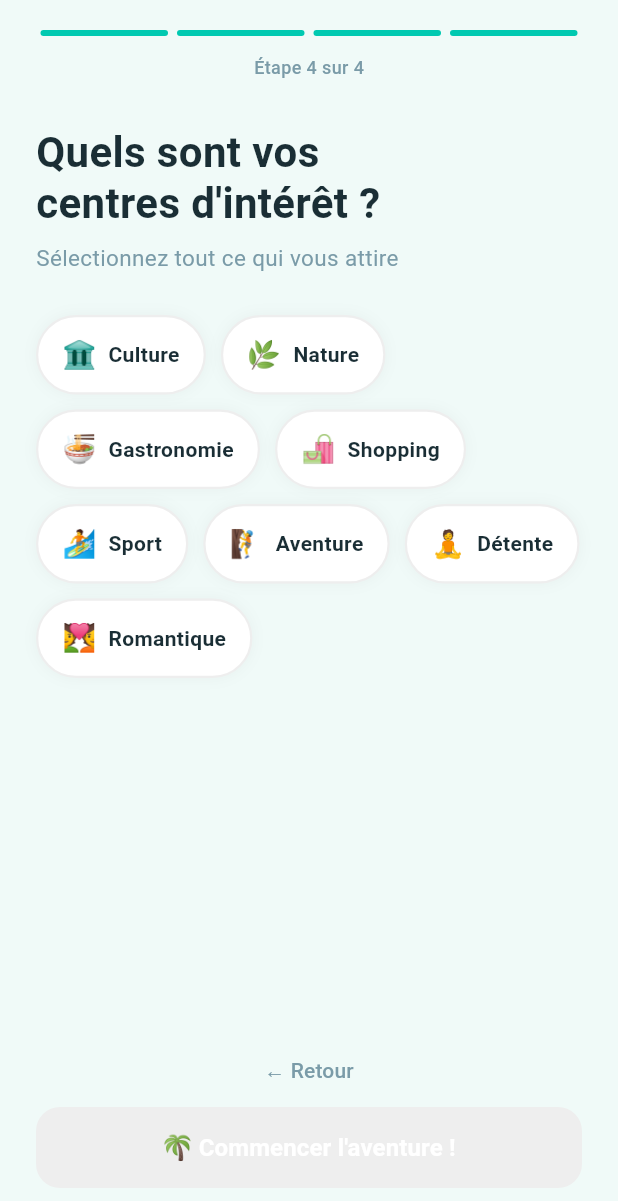
After one commit to Lylouuu/-voyage_app, a Flutter app: the OnboardingScreen screen opened directly, swiped to page 4, on a phone screen of 412 x 824 dp. The commit adds this screen. Shown: the top 1201 px of the screen. Run offline on Flutter 3.47's test engine with Material 3 defaults, Android fonts, the phone set to English and light mode, and no system bars; our stand-ins replace cached_network_image, flutter_dotenv, supabase_flutter; accounts and stored records are empty; Roboto replaces fonts that are missing (Poppins).

Commit message:
feat: onboarding preferences utilisateur avec Supabase

```diff
--- a/lib/core/theme/app_theme.dart
+++ b/lib/core/theme/app_theme.dart
@@ -7,6 +7,7 @@ class AppTheme {
   static const Color background = Color(0xFFF0FAF8);
   static const Color dark = Color(0xFF1A2E35);
   static const Color muted = Color(0xFF7A9BA8);
+  static const Color coral = Color(0xFFFF7F6B);
 
   static ThemeData get theme => ThemeData(
     useMaterial3: true,
--- /dev/null
+++ b/lib/features/onboarding/screens/onboarding_screen.dart
@@ -0,0 +1,502 @@
+import 'package:flutter/material.dart';
+import 'package:supabase_flutter/supabase_flutter.dart';
+import 'package:voyage_app/core/theme/app_theme.dart';
+import 'package:voyage_app/features/home/screens/home_screen.dart';
+
+class OnboardingScreen extends StatefulWidget {
+  const OnboardingScreen({super.key});
+
+  @override
+  State<OnboardingScreen> createState() => _OnboardingScreenState();
+}
+
+class _OnboardingScreenState extends State<OnboardingScreen> {
+  final _supabase = Supabase.instance.client;
+  final _pageController = PageController();
+
+  int _currentPage = 0;
+  bool _loading = false;
+
+  // Préférences sélectionnées
+  String _budget = '';
+  String _typeVoyage = '';
+  String _dureeSejour = '';
+  final List<String> _centresInteret = [];
+
+  final _budgets = [
+    {'label': 'Économique', 'emoji': '🪙', 'sub': 'Moins de 800€'},
+    {'label': 'Moyen', 'emoji': '💳', 'sub': '800€ - 2000€'},
+    {'label': 'Élevé', 'emoji': '💎', 'sub': 'Plus de 2000€'},
+  ];
+
+  final _types = [
+    {'label': 'Solo', 'emoji': '🧳'},
+    {'label': 'Couple', 'emoji': '💑'},
+    {'label': 'Famille', 'emoji': '👨‍👩‍👧'},
+    {'label': 'Groupe', 'emoji': '👥'},
+  ];
+
+  final _durees = [
+    {'label': 'Court', 'emoji': '⚡', 'sub': '1 à 3 jours'},
+    {'label': 'Moyen', 'emoji': '🗓️', 'sub': '4 à 7 jours'},
+    {'label': 'Long', 'emoji': '🌍', 'sub': 'Plus d\'une semaine'},
+  ];
+
+  final _interets = [
+    {'label': 'Culture', 'emoji': '🏛️'},
+    {'label': 'Nature', 'emoji': '🌿'},
+    {'label': 'Gastronomie', 'emoji': '🍜'},
+    {'label': 'Shopping', 'emoji': '🛍️'},
+    {'label': 'Sport', 'emoji': '🏄'},
+    {'label': 'Aventure', 'emoji': '🧗'},
+    {'label': 'Détente', 'emoji': '🧘'},
+    {'label': 'Romantique', 'emoji': '💑'},
+  ];
+
+  bool get _canNext {
+    switch (_currentPage) {
+      case 0:
+        return _budget.isNotEmpty;
+      case 1:
+        return _typeVoyage.isNotEmpty;
+      case 2:
+        return _dureeSejour.isNotEmpty;
+      case 3:
+        return _centresInteret.isNotEmpty;
+      default:
+        return false;
+    }
+  }
+
+  void _nextPage() {
+    if (_currentPage < 3) {
+      _pageController.nextPage(
+        duration: const Duration(milliseconds: 300),
+        curve: Curves.easeInOut,
+      );
+    } else {
+      _savePreferences();
+    }
+  }
+
+  Future<void> _savePreferences() async {
+    setState(() => _loading = true);
+    try {
+      final user = _supabase.auth.currentUser!;
+
+      // Sauvegarder dans la table preferences
+      await _supabase.from('preferences').upsert({
+        'id_user': user.id,
+        'budget': _budget,
+        'type_voyage': _typeVoyage,
+        'duree_sejour': _dureeSejour,
+        'centres_interet': _centresInteret,
+      });
+
+      // Mettre à jour la table utilisateurs
+      await _supabase
+          .from('utilisateurs')
+          .update({
+            'budget': _budget,
+            'type_voyage': _typeVoyage,
+            'duree_sejour': _dureeSejour,
+          })
+          .eq('id', user.id);
+
+      if (mounted) {
+        Navigator.pushReplacement(
+          context,
+          MaterialPageRoute(builder: (_) => const HomeScreen()),
+        );
+      }
+    } catch (e) {
+      if (mounted) {
+        ScaffoldMessenger.of(context).showSnackBar(
+          SnackBar(
+            content: Text('Erreur : $e'),
+            backgroundColor: AppTheme.secondary,
+          ),
+        );
+      }
+    } finally {
+      if (mounted) setState(() => _loading = false);
+    }
+  }
+
+  @override
+  Widget build(BuildContext context) {
+    return Scaffold(
+      backgroundColor: AppTheme.background,
+      body: SafeArea(
+        child: Column(
+          children: [
+            // Barre de progression
+            _buildProgressBar(),
+
+            // Pages
+            Expanded(
+              child: PageView(
+                controller: _pageController,
+                physics: const NeverScrollableScrollPhysics(),
+                onPageChanged: (i) => setState(() => _currentPage = i),
+                children: [
+                  _buildBudgetPage(),
+                  _buildTypePage(),
+                  _buildDureePage(),
+                  _buildInteretsPage(),
+                ],
+              ),
+            ),
+
+            // Bouton suivant
+            _buildBottomButton(),
+          ],
+        ),
+      ),
+    );
+  }
+
+  // ── PROGRESS BAR ─────────────────────────────────────────────
+  Widget _buildProgressBar() {
+    return Padding(
+      padding: const EdgeInsets.fromLTRB(24, 20, 24, 0),
+      child: Column(
+        children: [
+          Row(
+            children: List.generate(4, (i) {
+              return Expanded(
+                child: Container(
+                  margin: const EdgeInsets.symmetric(horizontal: 3),
+                  height: 4,
+                  decoration: BoxDecoration(
+                    color: i <= _currentPage
+                        ? AppTheme.primary
+                        : Colors.grey.shade200,
+                    borderRadius: BorderRadius.circular(4),
+                  ),
+                ),
+              );
+            }),
+          ),
+          const SizedBox(height: 12),
+          Text(
+            'Étape ${_currentPage + 1} sur 4',
+            style: TextStyle(
+              fontSize: 12,
+              color: AppTheme.muted,
+              fontWeight: FontWeight.w500,
+            ),
+          ),
+        ],
+      ),
+    );
+  }
+
+  // ── PAGE BUDGET ───────────────────────────────────────────────
+  Widget _buildBudgetPage() {
+    return _buildPage(
+      title: 'Quel est votre\nbudget de voyage ?',
+      subtitle: 'Nous adapterons nos recommandations',
+      child: Column(
+        children: _budgets.map((b) {
+          final selected = _budget == b['label'];
+          return _buildOptionCard(
+            emoji: b['emoji']!,
+            label: b['label']!,
+            sub: b['sub'],
+            selected: selected,
+            color: AppTheme.coral,
+            onTap: () => setState(() => _budget = b['label']!),
+          );
+        }).toList(),
+      ),
+    );
+  }
+
+  // ── PAGE TYPE VOYAGE ──────────────────────────────────────────
+  Widget _buildTypePage() {
+    return _buildPage(
+      title: 'Vous voyagez\nplutôt comment ?',
+      subtitle: 'Choisissez votre style de voyage',
+      child: GridView.count(
+        shrinkWrap: true,
+        crossAxisCount: 2,
+        crossAxisSpacing: 12,
+        mainAxisSpacing: 12,
+        childAspectRatio: 1.4,
+        children: _types.map((t) {
+          final selected = _typeVoyage == t['label'];
+          return GestureDetector(
+            onTap: () => setState(() => _typeVoyage = t['label']!),
+            child: AnimatedContainer(
+              duration: const Duration(milliseconds: 200),
+              decoration: BoxDecoration(
+                color: selected ? AppTheme.primary : Colors.white,
+                borderRadius: BorderRadius.circular(18),
+                border: Border.all(
+                  color: selected ? AppTheme.primary : Colors.grey.shade200,
+                  width: 1.5,
+                ),
+                boxShadow: [
+                  BoxShadow(
+                    color: selected
+                        ? AppTheme.primary.withOpacity(0.3)
+                        : Colors.black.withOpacity(0.05),
+                    blurRadius: 12,
+                    offset: const Offset(0, 4),
+                  ),
+                ],
+              ),
+              child: Column(
+                mainAxisAlignment: MainAxisAlignment.center,
+                children: [
+                  Text(t['emoji']!, style: const TextStyle(fontSize: 32)),
+                  const SizedBox(height: 8),
+                  Text(
+                    t['label']!,
+                    style: TextStyle(
+                      fontSize: 15,
+                      fontWeight: FontWeight.w600,
+                      color: selected ? Colors.white : AppTheme.dark,
+                    ),
+                  ),
+                ],
+              ),
+            ),
+          );
+        }).toList(),
+      ),
+    );
+  }
+
+  // ── PAGE DUREE ────────────────────────────────────────────────
+  Widget _buildDureePage() {
+    return _buildPage(
+      title: 'Quelle durée\nde séjour préférez-vous ?',
+      subtitle: 'Pour mieux planifier vos voyages',
+      child: Column(
+        children: _durees.map((d) {
+          final selected = _dureeSejour == d['label'];
+          return _buildOptionCard(
+            emoji: d['emoji']!,
+            label: d['label']!,
+            sub: d['sub'],
+            selected: selected,
+            color: const Color(0xFF7C3AED),
+            onTap: () => setState(() => _dureeSejour = d['label']!),
+          );
+        }).toList(),
+      ),
+    );
+  }
+
+  // ── PAGE INTERETS ─────────────────────────────────────────────
+  Widget _buildInteretsPage() {
+    return _buildPage(
+      title: 'Quels sont vos\ncentres d\'intérêt ?',
+      subtitle: 'Sélectionnez tout ce qui vous attire',
+      child: Wrap(
+        spacing: 10,
+        runSpacing: 10,
+        children: _interets.map((i) {
+          final selected = _centresInteret.contains(i['label']);
+          return GestureDetector(
+            onTap: () {
+              setState(() {
+                if (selected) {
+                  _centresInteret.remove(i['label']);
+                } else {
+                  _centresInteret.add(i['label']!);
+                }
+              });
+            },
+            child: AnimatedContainer(
+              duration: const Duration(milliseconds: 200),
+              padding: const EdgeInsets.symmetric(horizontal: 16, vertical: 12),
+              decoration: BoxDecoration(
+                color: selected ? AppTheme.primary : Colors.white,
+                borderRadius: BorderRadius.circular(50),
+                border: Border.all(
+                  color: selected ? AppTheme.primary : Colors.grey.shade200,
+                  width: 1.5,
+                ),
+                boxShadow: [
+                  BoxShadow(
+                    color: selected
+                        ? AppTheme.primary.withOpacity(0.3)
+                        : Colors.black.withOpacity(0.04),
+                    blurRadius: 8,
+                  ),
+                ],
+              ),
+              child: Row(
+                mainAxisSize: MainAxisSize.min,
+                children: [
+                  Text(i['emoji']!, style: const TextStyle(fontSize: 18)),
+                  const SizedBox(width: 8),
+                  Text(
+                    i['label']!,
+                    style: TextStyle(
+                      fontSize: 14,
+                      fontWeight: FontWeight.w600,
+                      color: selected ? Colors.white : AppTheme.dark,
+                    ),
+                  ),
+                ],
+              ),
+            ),
+          );
+        }).toList(),
+      ),
+    );
+  }
+
+  // ── TEMPLATE PAGE ─────────────────────────────────────────────
+  Widget _buildPage({
+    required String title,
+    required String subtitle,
+    required Widget child,
+  }) {
+    return SingleChildScrollView(
+      padding: const EdgeInsets.fromLTRB(24, 32, 24, 0),
+      child: Column(
+        crossAxisAlignment: CrossAxisAlignment.start,
+        children: [
+          Text(
+            title,
+            style: const TextStyle(
+              fontSize: 28,
+              fontWeight: FontWeight.bold,
+              color: AppTheme.dark,
+              height: 1.2,
+            ),
+          ),
+          const SizedBox(height: 8),
+          Text(subtitle, style: TextStyle(fontSize: 15, color: AppTheme.muted)),
+          const SizedBox(height: 28),
+          child,
+        ],
+      ),
+    );
+  }
+
+  // ── OPTION CARD ───────────────────────────────────────────────
+  Widget _buildOptionCard({
+    required String emoji,
+    required String label,
+    String? sub,
+    required bool selected,
+    required Color color,
+    required VoidCallback onTap,
+  }) {
+    return GestureDetector(
+      onTap: onTap,
+      child: AnimatedContainer(
+        duration: const Duration(milliseconds: 200),
+        margin: const EdgeInsets.only(bottom: 12),
+        padding: const EdgeInsets.symmetric(horizontal: 20, vertical: 16),
+        decoration: BoxDecoration(
+          color: selected ? color : Colors.white,
+          borderRadius: BorderRadius.circular(18),
+          border: Border.all(
+            color: selected ? color : Colors.grey.shade200,
+            width: 1.5,
+          ),
+          boxShadow: [
+            BoxShadow(
+              color: selected
+                  ? color.withOpacity(0.3)
+                  : Colors.black.withOpacity(0.05),
+              blurRadius: 12,
+              offset: const Offset(0, 4),
+            ),
+          ],
+        ),
+        child: Row(
+          children: [
+            Text(emoji, style: const TextStyle(fontSize: 28)),
+            const SizedBox(width: 16),
+            Column(
+              crossAxisAlignment: CrossAxisAlignment.start,
+              children: [
+                Text(
+                  label,
+                  style: TextStyle(
+                    fontSize: 16,
+                    fontWeight: FontWeight.w600,
+                    color: selected ? Colors.white : AppTheme.dark,
+                  ),
+                ),
+                if (sub != null)
+                  Text(
+                    sub,
+                    style: TextStyle(
+                      fontSize: 12,
+                      color: selected ? Colors.white70 : AppTheme.muted,
+                    ),
+                  ),
+              ],
+            ),
+            const Spacer(),
+            if (selected)
+              const Icon(Icons.check_circle, color: Colors.white, size: 22),
+          ],
+        ),
+      ),
+    );
+  }
+
+  // ── BOUTON BAS ────────────────────────────────────────────────
+  Widget _buildBottomButton() {
+    return Padding(
+      padding: const EdgeInsets.fromLTRB(24, 16, 24, 32),
+      child: Column(
+        children: [
+          if (_currentPage > 0)
+            TextButton(
+              onPressed: () {
+                _pageController.previousPage(
+                  duration: const Duration(milliseconds: 300),
+                  curve: Curves.easeInOut,
+                );
+              },
+              child: Text(
+                '← Retour',
+                style: TextStyle(color: AppTheme.muted, fontSize: 14),
+              ),
+            ),
+          ElevatedButton(
+            onPressed: _canNext ? _nextPage : null,
+            style: ElevatedButton.styleFrom(
+              backgroundColor: AppTheme.primary,
+              disabledBackgroundColor: Colors.grey.shade200,
+              minimumSize: const Size(double.infinity, 54),
+              shape: RoundedRectangleBorder(
+                borderRadius: BorderRadius.circular(16),
+              ),
+            ),
+            child: _loading
+                ? const SizedBox(
+                    height: 22,
+                    width: 22,
+                    child: CircularProgressIndicator(
+                      color: Colors.white,
+                      strokeWidth: 2,
+                    ),
+                  )
+                : Text(
+                    _currentPage < 3
+                        ? 'Continuer →'
+                        : '🌴 Commencer l\'aventure !',
+                    style: const TextStyle(
+                      fontSize: 16,
+                      fontWeight: FontWeight.w600,
+                      color: Colors.white,
+                    ),
+                  ),
+          ),
+        ],
+      ),
+    );
+  }
+}
--- a/lib/main.dart
+++ b/lib/main.dart
@@ -4,6 +4,7 @@ import 'package:supabase_flutter/supabase_flutter.dart';
 import 'package:voyage_app/core/theme/app_theme.dart';
 import 'package:voyage_app/features/auth/screens/auth_screen.dart';
 import 'package:voyage_app/features/home/screens/home_screen.dart';
+import 'package:voyage_app/features/onboarding/screens/onboarding_screen.dart';
 
 Future<void> main() async {
   WidgetsFlutterBinding.ensureInitialized();
@@ -40,7 +41,28 @@ class AuthWrapper extends StatelessWidget {
         if (snapshot.hasData) {
           final session = snapshot.data!.session;
           if (session != null) {
-            return const HomeScreen();
+            return FutureBuilder(
+              future: Supabase.instance.client
+                  .from('preferences')
+                  .select()
+                  .eq('id_user', session.user.id)
+                  .maybeSingle(),
+              builder: (context, prefSnapshot) {
+                if (prefSnapshot.connectionState == ConnectionState.waiting) {
+                  return const Scaffold(
+                    body: Center(
+                      child: CircularProgressIndicator(color: AppTheme.primary),
+                    ),
+                  );
+                }
+                // Pas de préférences → Onboarding
+                if (prefSnapshot.data == null) {
+                  return const OnboardingScreen();
+                }
+                // Préférences existantes → Accueil
+                return const HomeScreen();
+              },
+            );
           }
         }
         return const AuthScreen();
```
